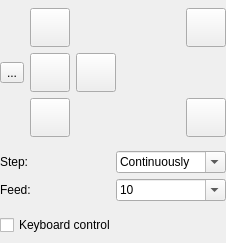
bodyhey/Candle3, file src/candle/form_partial/main/jog.ui: the form before one commit.
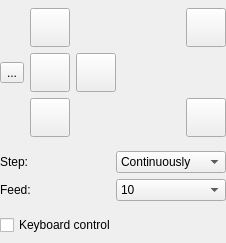
The form after the commit. Icons and pictures are not drawn. Custom widgets are drawn as their Qt base class.

Patch:
```diff
--- a/src/candle/form_partial/main/jog.ui
+++ b/src/candle/form_partial/main/jog.ui
@@ -288,7 +288,7 @@
      <item row="1" column="1">
       <widget class="ComboBoxKey" name="cboJogFeed">
        <property name="editable">
-        <bool>true</bool>
+        <bool>false</bool>
        </property>
        <property name="insertPolicy">
         <enum>QComboBox::NoInsert</enum>
@@ -335,7 +335,7 @@
      <item row="0" column="1">
       <widget class="ComboBoxKey" name="cboJogStep">
        <property name="editable">
-        <bool>true</bool>
+        <bool>false</bool>
        </property>
        <property name="insertPolicy">
         <enum>QComboBox::NoInsert</enum>
```
